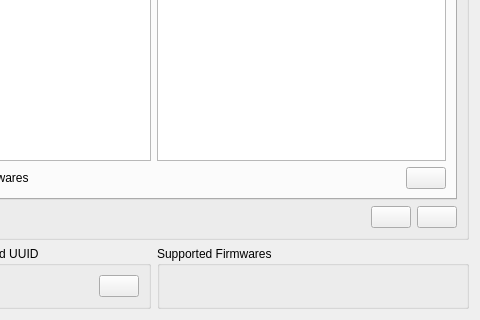
vedderb/vesc_tool, file pages/pagefirmware.ui: the form before one commit; both pictures show x 173 to 653 and y 151 to 471 of the 653 by 471 pixel window.
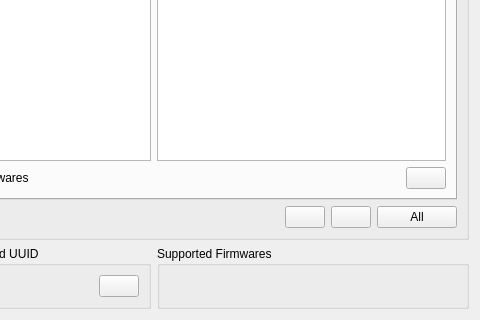
The form after the commit. Icons and pictures are not drawn. Custom widgets are drawn as their Qt base class.

What changed in the file:
```diff
--- a/pages/pagefirmware.ui
+++ b/pages/pagefirmware.ui
@@ -230,6 +230,26 @@
           </property>
          </widget>
         </item>
+        <item>
+         <widget class="QPushButton" name="uploadAllButton">
+          <property name="sizePolicy">
+           <sizepolicy hsizetype="Fixed" vsizetype="Fixed">
+            <horstretch>0</horstretch>
+            <verstretch>0</verstretch>
+           </sizepolicy>
+          </property>
+          <property name="toolTip">
+           <string>&lt;html&gt;&lt;head/&gt;&lt;body&gt;&lt;p&gt;Upload firmware to the connected VESC, as well as to the VESCs connected over CAN-bus. Only available in FW3.45+.&lt;/p&gt;&lt;p&gt;&lt;br/&gt;&lt;/p&gt;&lt;p&gt;&lt;span style=&quot; color:#cc0000;&quot;&gt;WARNING&lt;/span&gt;: This function should &lt;span style=&quot; font-weight:600;&quot;&gt;only&lt;/span&gt; be used if all VESCs on the CAN-bus have the same hardware version. Otherwise, the firmware has to be updated on them individually.&lt;/p&gt;&lt;/body&gt;&lt;/html&gt;</string>
+          </property>
+          <property name="text">
+           <string>All</string>
+          </property>
+          <property name="icon">
+           <iconset resource="../res.qrc">
+            <normaloff>:/res/icons/Download-96.png</normaloff>:/res/icons/Download-96.png</iconset>
+          </property>
+         </widget>
+        </item>
        </layout>
       </item>
      </layout>
```
